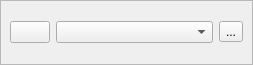
First picture: the form in Qt/lib2/serial5/serialbox5_fix_baudrate/src/ui/serialbox5_fix_baudrate.ui, repository RinatB2017/mega_GIT, before the edit.
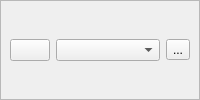
Second picture: the form after the edit.

Diff of the .ui file:
```diff
--- a/Qt/lib2/serial5/serialbox5_fix_baudrate/src/ui/serialbox5_fix_baudrate.ui
+++ b/Qt/lib2/serial5/serialbox5_fix_baudrate/src/ui/serialbox5_fix_baudrate.ui
@@ -2,14 +2,6 @@
 <ui version="4.0">
  <class>SerialBox5_fix_baudrate</class>
  <widget class="QWidget" name="SerialBox5_fix_baudrate">
-  <property name="geometry">
-   <rect>
-    <x>0</x>
-    <y>0</y>
-    <width>253</width>
-    <height>65</height>
-   </rect>
-  </property>
   <layout class="QVBoxLayout" name="verticalLayout_3">
    <property name="leftMargin">
     <number>0</number>
```
